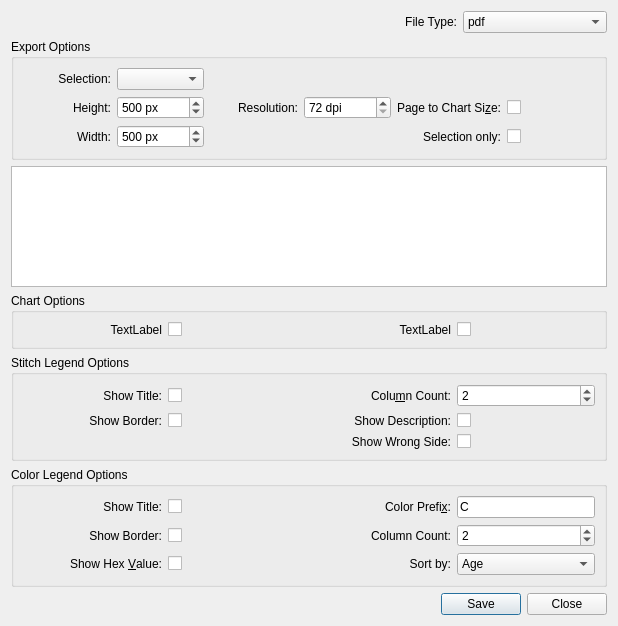
Old version of the form src/export.ui in the repository iPenguin/CrochetCharts.
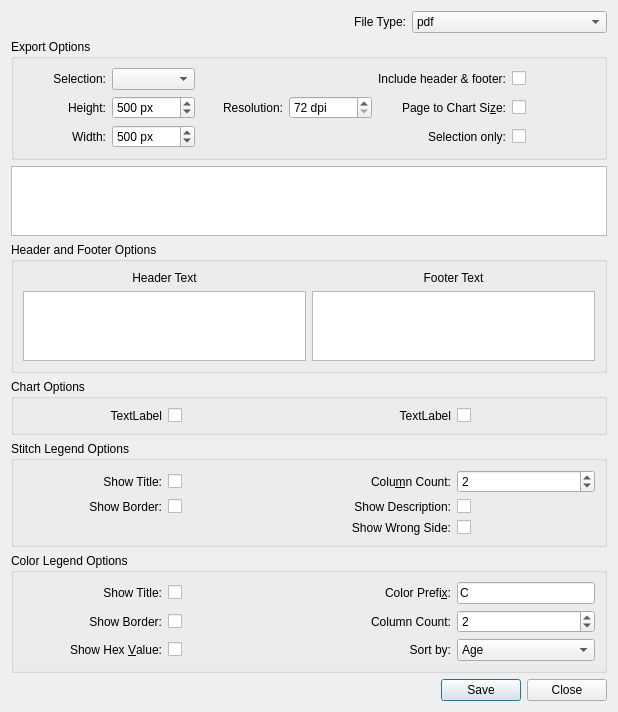
New version of the form.

Commit message: Added header and footer functionality for export

The edit to the form file:
```diff
--- a/src/export.ui
+++ b/src/export.ui
@@ -14,7 +14,7 @@
    <string>Export Charts and Legends</string>
   </property>
   <layout class="QGridLayout" name="gridLayout_4">
-   <item row="0" column="3">
+   <item row="0" column="2">
     <widget class="QComboBox" name="fileType">
      <property name="sizePolicy">
       <sizepolicy hsizetype="Minimum" vsizetype="Fixed">
@@ -54,7 +54,7 @@
      </item>
     </widget>
    </item>
-   <item row="1" column="0" colspan="4">
+   <item row="1" column="0" colspan="3">
     <widget class="QGroupBox" name="optionsGroupBox">
      <property name="enabled">
       <bool>true</bool>
@@ -121,19 +121,6 @@
         </property>
        </widget>
       </item>
-      <item row="0" column="2" colspan="4">
-       <spacer name="horizontalSpacer">
-        <property name="orientation">
-         <enum>Qt::Horizontal</enum>
-        </property>
-        <property name="sizeHint" stdset="0">
-         <size>
-          <width>40</width>
-          <height>20</height>
-         </size>
-        </property>
-       </spacer>
-      </item>
       <item row="0" column="0">
        <widget class="QLabel" name="selectionLbl">
         <property name="text">
@@ -213,10 +200,37 @@
         </property>
        </widget>
       </item>
+      <item row="0" column="5">
+       <widget class="QCheckBox" name="headerFooter">
+        <property name="text">
+         <string/>
+        </property>
+       </widget>
+      </item>
+      <item row="0" column="2" colspan="2">
+       <spacer name="horizontalSpacer">
+        <property name="orientation">
+         <enum>Qt::Horizontal</enum>
+        </property>
+        <property name="sizeHint" stdset="0">
+         <size>
+          <width>40</width>
+          <height>20</height>
+         </size>
+        </property>
+       </spacer>
+      </item>
+      <item row="0" column="4">
+       <widget class="QLabel" name="headerFooterLbl">
+        <property name="text">
+         <string>Include header &amp; footer:</string>
+        </property>
+       </widget>
+      </item>
      </layout>
     </widget>
    </item>
-   <item row="5" column="0" colspan="4">
+   <item row="6" column="0" colspan="3">
     <widget class="QGroupBox" name="colorLegendOptions">
      <property name="title">
       <string>Color Legend Options</string>
@@ -369,7 +383,7 @@
      </layout>
     </widget>
    </item>
-   <item row="0" column="2">
+   <item row="0" column="1">
     <widget class="QLabel" name="fileTypeLbl">
      <property name="text">
       <string>File Type:</string>
@@ -382,7 +396,7 @@
      </property>
     </widget>
    </item>
-   <item row="6" column="0" colspan="4">
+   <item row="7" column="0" colspan="3">
     <widget class="QDialogButtonBox" name="buttonBox">
      <property name="orientation">
       <enum>Qt::Horizontal</enum>
@@ -392,14 +406,14 @@
      </property>
     </widget>
    </item>
-   <item row="2" column="0" colspan="4">
+   <item row="2" column="0" colspan="3">
     <widget class="QGraphicsView" name="view">
      <property name="interactive">
       <bool>false</bool>
      </property>
     </widget>
    </item>
-   <item row="4" column="0" colspan="4">
+   <item row="5" column="0" colspan="3">
     <widget class="QGroupBox" name="stitchLegendOptions">
      <property name="title">
       <string>Stitch Legend Options</string>
@@ -514,7 +528,7 @@
      </layout>
     </widget>
    </item>
-   <item row="3" column="0" colspan="4">
+   <item row="4" column="0" colspan="3">
     <widget class="QGroupBox" name="chartOptions">
      <property name="title">
       <string>Chart Options</string>
@@ -557,6 +571,54 @@
      </layout>
     </widget>
    </item>
+   <item row="3" column="0" colspan="3">
+    <widget class="QGroupBox" name="headerFooterLayout">
+     <property name="sizePolicy">
+      <sizepolicy hsizetype="Preferred" vsizetype="Maximum">
+       <horstretch>0</horstretch>
+       <verstretch>0</verstretch>
+      </sizepolicy>
+     </property>
+     <property name="title">
+      <string>Header and Footer Options</string>
+     </property>
+     <layout class="QGridLayout" name="gridLayout_6">
+      <item row="1" column="0">
+       <widget class="QPlainTextEdit" name="headerEdit"/>
+      </item>
+      <item row="1" column="1">
+       <widget class="QPlainTextEdit" name="footerEdit"/>
+      </item>
+      <item row="0" column="0">
+       <widget class="QLabel" name="label_3">
+        <property name="text">
+         <string>Header Text</string>
+        </property>
+        <property name="alignment">
+         <set>Qt::AlignCenter</set>
+        </property>
+       </widget>
+      </item>
+      <item row="0" column="1">
+       <widget class="QLabel" name="label_5">
+        <property name="text">
+         <string>Footer Text</string>
+        </property>
+        <property name="alignment">
+         <set>Qt::AlignCenter</set>
+        </property>
+       </widget>
+      </item>
+     </layout>
+     <zorder>gridLayoutWidget</zorder>
+     <zorder>gridLayoutWidget</zorder>
+     <zorder>headerEdit</zorder>
+     <zorder>headerEdit</zorder>
+     <zorder>footerEdit</zorder>
+     <zorder>label_3</zorder>
+     <zorder>label_5</zorder>
+    </widget>
+   </item>
   </layout>
  </widget>
  <tabstops>
```
The commit also changes 2 other files.
